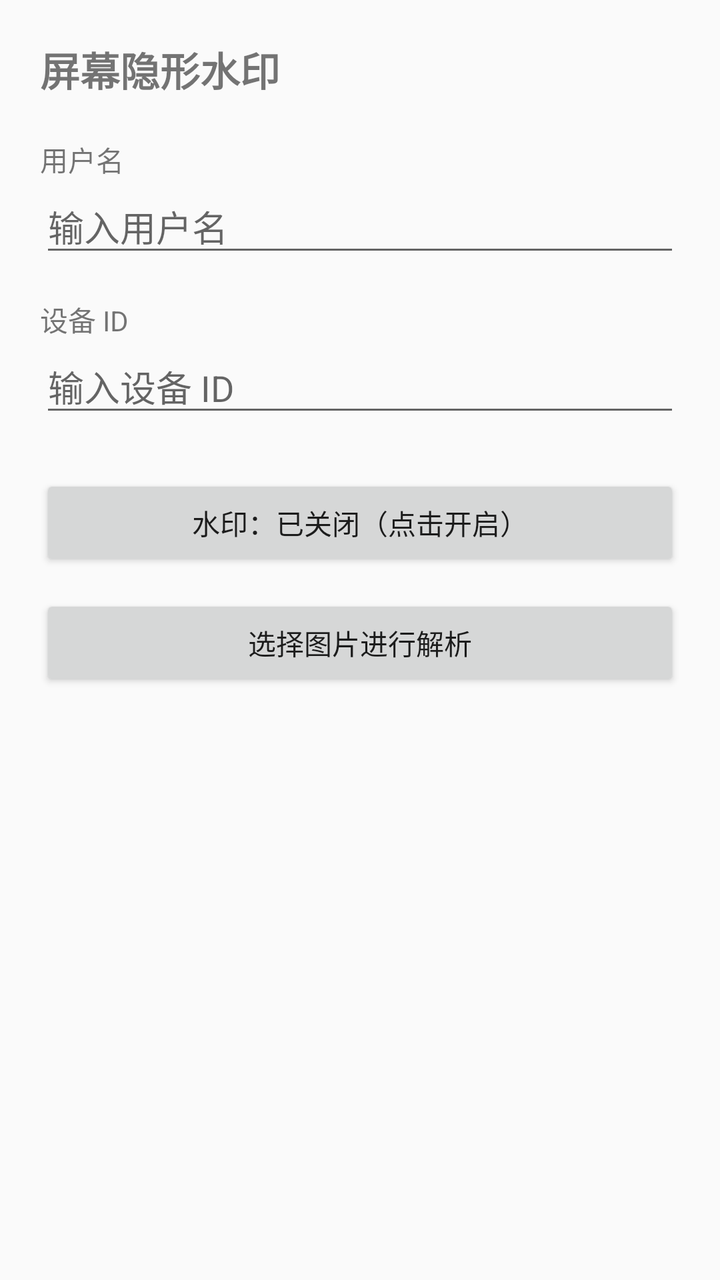
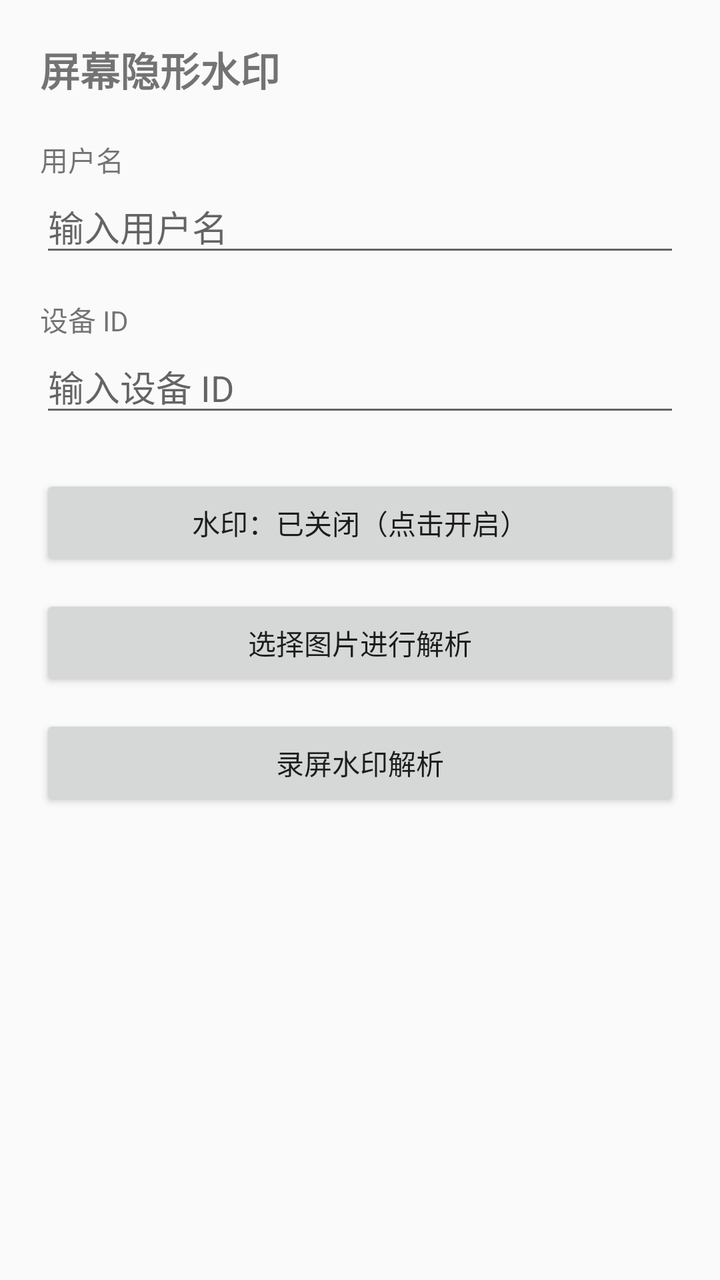

An Android layout rendered at two revisions. The XML below is the earlier revision; the diff shows what the commit changed to produce the second picture.
<!-- AndroidManifest.xml: application theme Theme.SystemWP -->
<!-- res/layout/activity_main.xml -->
<?xml version="1.0" encoding="utf-8"?>
<ScrollView xmlns:android="http://schemas.android.com/apk/res/android"
    android:layout_width="match_parent"
    android:layout_height="match_parent"
    android:fillViewport="true">

    <LinearLayout
        android:layout_width="match_parent"
        android:layout_height="wrap_content"
        android:orientation="vertical"
        android:padding="20dp">

        <TextView
            android:layout_width="wrap_content"
            android:layout_height="wrap_content"
            android:text="@string/title"
            android:textSize="20sp"
            android:textStyle="bold" />

        <TextView
            android:layout_width="wrap_content"
            android:layout_height="wrap_content"
            android:layout_marginTop="20dp"
            android:text="@string/label_username" />

        <EditText
            android:id="@+id/et_username"
            android:layout_width="match_parent"
            android:layout_height="wrap_content"
            android:hint="@string/hint_username"
            android:inputType="text"
            android:maxLength="32" />

        <TextView
            android:layout_width="wrap_content"
            android:layout_height="wrap_content"
            android:layout_marginTop="16dp"
            android:text="@string/label_device_id" />

        <EditText
            android:id="@+id/et_device_id"
            android:layout_width="match_parent"
            android:layout_height="wrap_content"
            android:hint="@string/hint_device_id"
            android:inputType="text"
            android:maxLength="32" />

        <Button
            android:id="@+id/btn_toggle"
            android:layout_width="match_parent"
            android:layout_height="wrap_content"
            android:layout_marginTop="24dp"
            android:text="@string/toggle_off" />

        <Button
            android:id="@+id/btn_pick"
            android:layout_width="match_parent"
            android:layout_height="wrap_content"
            android:layout_marginTop="12dp"
            android:text="@string/pick_image" />

        <TextView
            android:id="@+id/tv_result"
            android:layout_width="match_parent"
            android:layout_height="wrap_content"
            android:layout_marginTop="24dp"
            android:fontFamily="monospace"
            android:textIsSelectable="true"
            android:textSize="13sp" />
    </LinearLayout>
</ScrollView>
<!-- resources referenced by this layout -->
<resources>
  <string name="hint_device_id">输入设备 ID</string>
  <string name="hint_username">输入用户名</string>
  <string name="label_device_id">设备 ID</string>
  <string name="label_username">用户名</string>
  <string name="pick_image">选择图片进行解析</string>
  <string name="title">屏幕隐形水印</string>
  <string name="toggle_off">水印：已关闭（点击开启）</string>
  <style name="Theme.SystemWP" parent="Theme.AppCompat.DayNight.NoActionBar">
          <item name="colorPrimary">@color/primary</item>
          <item name="colorPrimaryDark">@color/primary_dark</item>
          <item name="colorAccent">@color/accent</item>
          <item name="android:statusBarColor">@color/primary_dark</item>
      </style>
  <color name="primary">#1E88E5</color>
  <color name="primary_dark">#1565C0</color>
  <color name="accent">#43A047</color>
</resources>

<!-- the commit's change to res/layout/activity_main.xml (unified diff, before → after) -->
@@ -59,6 +59,13 @@
             android:layout_marginTop="12dp"
             android:text="@string/pick_image" />
 
+        <Button
+            android:id="@+id/btn_pick_video"
+            android:layout_width="match_parent"
+            android:layout_height="wrap_content"
+            android:layout_marginTop="12dp"
+            android:text="@string/pick_video" />
+
         <TextView
             android:id="@+id/tv_result"
             android:layout_width="match_parent"
<!-- resource entries referenced after the edit -->
@@ -5,6 +5,7 @@
   <string name="label_device_id">设备 ID</string>
   <string name="label_username">用户名</string>
   <string name="pick_image">选择图片进行解析</string>
+  <string name="pick_video">录屏水印解析</string>
   <string name="title">屏幕隐形水印</string>
   <string name="toggle_off">水印：已关闭（点击开启）</string>
   <style name="Theme.SystemWP" parent="Theme.AppCompat.DayNight.NoActionBar">
